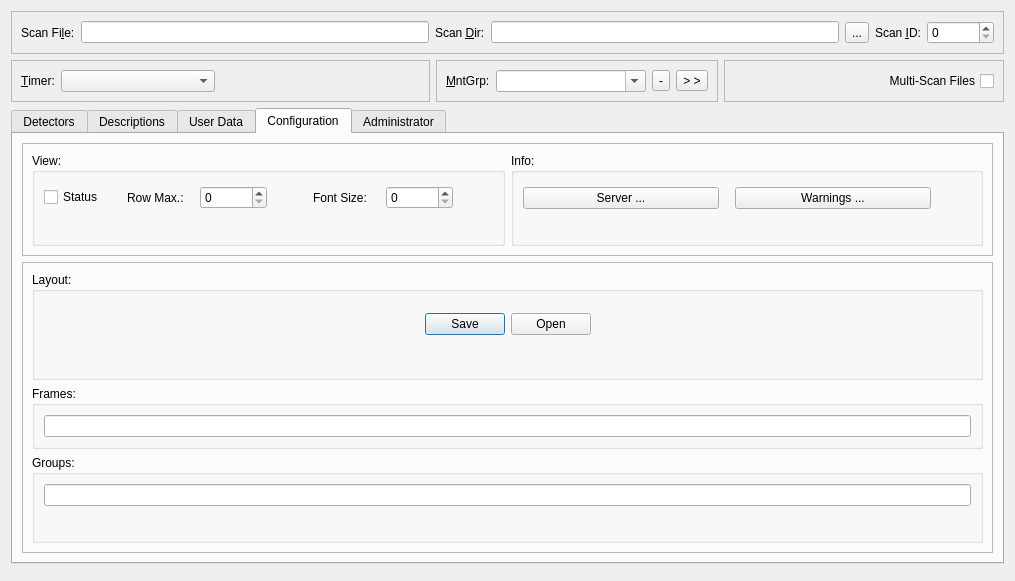
Above: nxsselector/ui/Selector.ui from nexdatas/nxselector before the change. Below: the same form after it.
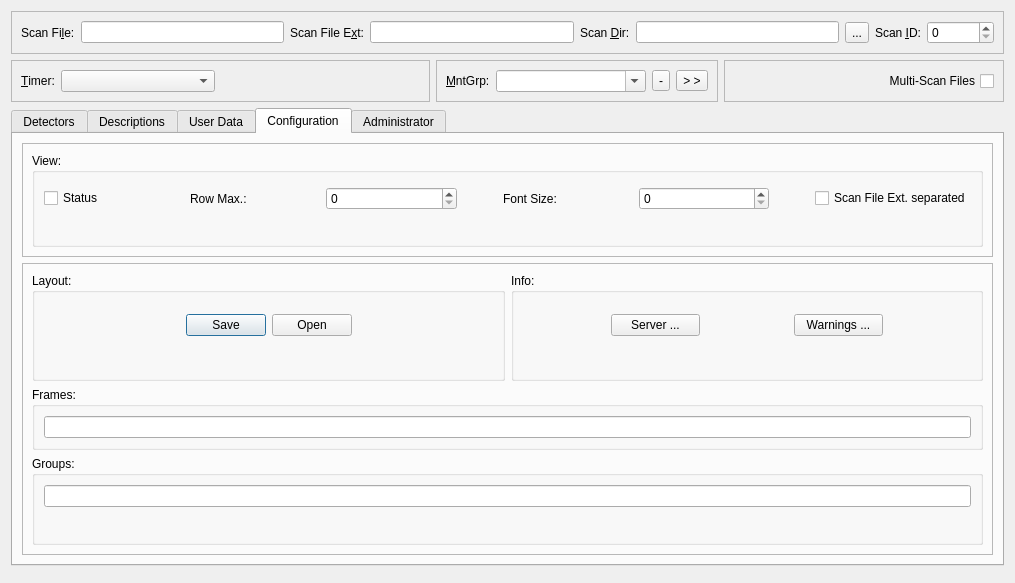
That is the form after the change. The open tabs and pages were chosen to show the change.

Commit message:
Issue 36: add Scan file extension widget (#37)
* add scan file extension widget

* set taurus version

* install itango

* update install script for debian9

* update install script

* simplify install.sh

* roll back the last change

Diff of the .ui file:
```diff
--- a/nxsselector/ui/Selector.ui
+++ b/nxsselector/ui/Selector.ui
@@ -7,7 +7,7 @@
     <x>0</x>
     <y>0</y>
     <width>1015</width>
-    <height>581</height>
+    <height>583</height>
    </rect>
   </property>
   <property name="windowTitle">
@@ -30,8 +30,7 @@
           <item>
            <widget class="QLabel" name="fileScanLabel">
             <property name="toolTip">
-             <string>Name of the data file.
-The extention .nxs corresponds to NeXus files.</string>
+             <string>&lt;html&gt;&lt;head/&gt;&lt;body&gt;&lt;p&gt;Name of the data file.&lt;/p&gt;&lt;p&gt;The extension .nxs corresponds to NeXus files.&lt;/p&gt;&lt;/body&gt;&lt;/html&gt;</string>
             </property>
             <property name="text">
              <string>Scan Fi&amp;le:</string>
@@ -44,7 +43,24 @@
           <item>
            <widget class="QLineEdit" name="fileScanLineEdit">
             <property name="toolTip">
-             <string comment="Scan File"/>
+             <string comment="Scan File">&lt;html&gt;&lt;head/&gt;&lt;body&gt;&lt;p&gt;Name of the data file.&lt;/p&gt;&lt;p&gt;The extension .nxs corresponds to NeXus files.&lt;/p&gt;&lt;/body&gt;&lt;/html&gt;</string>
+            </property>
+           </widget>
+          </item>
+          <item>
+           <widget class="QLabel" name="fileExtScanLabel">
+            <property name="text">
+             <string>Scan File E&amp;xt:</string>
+            </property>
+            <property name="buddy">
+             <cstring>fileExtScanLineEdit</cstring>
+            </property>
+           </widget>
+          </item>
+          <item>
+           <widget class="QLineEdit" name="fileExtScanLineEdit">
+            <property name="toolTip">
+             <string>&lt;html&gt;&lt;head/&gt;&lt;body&gt;&lt;p&gt;Name of the data file extension.&lt;/p&gt;&lt;p&gt;The extension .nxs corresponds to NeXus files.&lt;/p&gt;&lt;/body&gt;&lt;/html&gt;</string>
             </property>
            </widget>
           </item>
@@ -439,118 +455,6 @@
               <enum>QFrame::Raised</enum>
              </property>
              <layout class="QGridLayout" name="gridLayout_10">
-              <item row="1" column="2">
-               <widget class="QGroupBox" name="componentGroupBox">
-                <property name="toolTip">
-                 <string>Profile parameters</string>
-                </property>
-                <property name="title">
-                 <string>Info:</string>
-                </property>
-                <layout class="QGridLayout" name="gridLayout_8">
-                 <item row="2" column="1">
-                  <spacer name="verticalSpacer_10">
-                   <property name="orientation">
-                    <enum>Qt::Vertical</enum>
-                   </property>
-                   <property name="sizeType">
-                    <enum>QSizePolicy::Maximum</enum>
-                   </property>
-                   <property name="sizeHint" stdset="0">
-                    <size>
-                     <width>20</width>
-                     <height>40</height>
-                    </size>
-                   </property>
-                  </spacer>
-                 </item>
-                 <item row="0" column="0">
-                  <spacer name="verticalSpacer_2">
-                   <property name="orientation">
-                    <enum>Qt::Vertical</enum>
-                   </property>
-                   <property name="sizeType">
-                    <enum>QSizePolicy::Maximum</enum>
-                   </property>
-                   <property name="sizeHint" stdset="0">
-                    <size>
-                     <width>20</width>
-                     <height>20</height>
-                    </size>
-                   </property>
-                  </spacer>
-                 </item>
-                 <item row="1" column="0" colspan="2">
-                  <layout class="QHBoxLayout" name="horizontalLayout_10">
-                   <item>
-                    <widget class="QPushButton" name="infoPushButton">
-                     <property name="sizePolicy">
-                      <sizepolicy hsizetype="Expanding" vsizetype="Fixed">
-                       <horstretch>0</horstretch>
-                       <verstretch>0</verstretch>
-                      </sizepolicy>
-                     </property>
-                     <property name="toolTip">
-                      <string>Show information about used Tango Servers</string>
-                     </property>
-                     <property name="text">
-                      <string>Server ...</string>
-                     </property>
-                    </widget>
-                   </item>
-                   <item>
-                    <spacer name="horizontalSpacer_2">
-                     <property name="orientation">
-                      <enum>Qt::Horizontal</enum>
-                     </property>
-                     <property name="sizeType">
-                      <enum>QSizePolicy::Preferred</enum>
-                     </property>
-                     <property name="sizeHint" stdset="0">
-                      <size>
-                       <width>10</width>
-                       <height>20</height>
-                      </size>
-                     </property>
-                    </spacer>
-                   </item>
-                   <item>
-                    <widget class="QPushButton" name="errorsPushButton">
-                     <property name="sizePolicy">
-                      <sizepolicy hsizetype="Expanding" vsizetype="Fixed">
-                       <horstretch>0</horstretch>
-                       <verstretch>0</verstretch>
-                      </sizepolicy>
-                     </property>
-                     <property name="toolTip">
-                      <string>Show warning for description components which are deselected</string>
-                     </property>
-                     <property name="text">
-                      <string>Warnings ...</string>
-                     </property>
-                    </widget>
-                   </item>
-                   <item>
-                    <spacer name="horizontalSpacer_4">
-                     <property name="orientation">
-                      <enum>Qt::Horizontal</enum>
-                     </property>
-                     <property name="sizeType">
-                      <enum>QSizePolicy::Preferred</enum>
-                     </property>
-                     <property name="sizeHint" stdset="0">
-                      <size>
-                       <width>40</width>
-                       <height>20</height>
-                      </size>
-                     </property>
-                    </spacer>
-                   </item>
-                  </layout>
-                 </item>
-                </layout>
-               </widget>
-              </item>
               <item row="1" column="1">
                <widget class="QGroupBox" name="viewGroupBox">
                 <property name="toolTip">
@@ -643,6 +547,16 @@
                      </property>
                     </spacer>
                    </item>
+                   <item>
+                    <widget class="QCheckBox" name="fileExtScanCheckBox">
+                     <property name="toolTip">
+                      <string>&lt;html&gt;&lt;head/&gt;&lt;body&gt;&lt;p&gt;Define scan file extensions separately&lt;/p&gt;&lt;/body&gt;&lt;/html&gt;</string>
+                     </property>
+                     <property name="text">
+                      <string>Scan File Ext. separated</string>
+                     </property>
+                    </widget>
+                   </item>
                   </layout>
                  </item>
                  <item row="2" column="0">
@@ -698,6 +612,12 @@
                  <layout class="QHBoxLayout" name="horizontalLayout_5">
                   <item>
                    <widget class="QGroupBox" name="layoutGroupBox">
+                    <property name="sizePolicy">
+                     <sizepolicy hsizetype="Preferred" vsizetype="Preferred">
+                      <horstretch>2</horstretch>
+                      <verstretch>0</verstretch>
+                     </sizepolicy>
+                    </property>
                     <property name="toolTip">
                      <string>Load/Save the detector layout.</string>
                     </property>
@@ -705,6 +625,22 @@
                      <string>Layout:</string>
                     </property>
                     <layout class="QGridLayout" name="gridLayout_7">
+                     <item row="0" column="0">
+                      <spacer name="verticalSpacer_14">
+                       <property name="orientation">
+                        <enum>Qt::Vertical</enum>
+                       </property>
+                       <property name="sizeType">
+                        <enum>QSizePolicy::Maximum</enum>
+                       </property>
+                       <property name="sizeHint" stdset="0">
+                        <size>
+                         <width>20</width>
+                         <height>20</height>
+                        </size>
+                       </property>
+                      </spacer>
+                     </item>
                      <item row="1" column="0">
                       <widget class="QDialogButtonBox" name="layoutButtonBox">
                        <property name="sizePolicy">
@@ -740,8 +676,42 @@
                        </property>
                       </spacer>
                      </item>
+                    </layout>
+                   </widget>
+                  </item>
+                  <item>
+                   <widget class="QGroupBox" name="componentGroupBox">
+                    <property name="sizePolicy">
+                     <sizepolicy hsizetype="Preferred" vsizetype="Preferred">
+                      <horstretch>2</horstretch>
+                      <verstretch>0</verstretch>
+                     </sizepolicy>
+                    </property>
+                    <property name="toolTip">
+                     <string>Profile parameters</string>
+                    </property>
+                    <property name="title">
+                     <string>Info:</string>
+                    </property>
+                    <layout class="QGridLayout" name="gridLayout_8">
+                     <item row="2" column="1">
+                      <spacer name="verticalSpacer_10">
+                       <property name="orientation">
+                        <enum>Qt::Vertical</enum>
+                       </property>
+                       <property name="sizeType">
+                        <enum>QSizePolicy::Maximum</enum>
+                       </property>
+                       <property name="sizeHint" stdset="0">
+                        <size>
+                         <width>20</width>
+                         <height>40</height>
+                        </size>
+                       </property>
+                      </spacer>
+                     </item>
                      <item row="0" column="0">
-                      <spacer name="verticalSpacer_14">
+                      <spacer name="verticalSpacer_2">
                        <property name="orientation">
                         <enum>Qt::Vertical</enum>
                        </property>
@@ -756,6 +726,81 @@
                        </property>
                       </spacer>
                      </item>
+                     <item row="1" column="0" colspan="2">
+                      <layout class="QHBoxLayout" name="horizontalLayout_10">
+                       <item>
+                        <spacer name="horizontalSpacer_9">
+                         <property name="orientation">
+                          <enum>Qt::Horizontal</enum>
+                         </property>
+                         <property name="sizeHint" stdset="0">
+                          <size>
+                           <width>40</width>
+                           <height>20</height>
+                          </size>
+                         </property>
+                        </spacer>
+                       </item>
+                       <item>
+                        <widget class="QPushButton" name="infoPushButton">
+                         <property name="sizePolicy">
+                          <sizepolicy hsizetype="Expanding" vsizetype="Fixed">
+                           <horstretch>0</horstretch>
+                           <verstretch>0</verstretch>
+                          </sizepolicy>
+                         </property>
+                         <property name="toolTip">
+                          <string>Show information about used Tango Servers</string>
+                         </property>
+                         <property name="text">
+                          <string>Server ...</string>
+                         </property>
+                        </widget>
+                       </item>
+                       <item>
+                        <spacer name="horizontalSpacer_2">
+                         <property name="orientation">
+                          <enum>Qt::Horizontal</enum>
+                         </property>
+                         <property name="sizeHint" stdset="0">
+                          <size>
+                           <width>40</width>
+                           <height>20</height>
+                          </size>
+                         </property>
+                        </spacer>
+                       </item>
+                       <item>
+                        <widget class="QPushButton" name="errorsPushButton">
+                         <property name="sizePolicy">
+                          <sizepolicy hsizetype="Expanding" vsizetype="Fixed">
+                           <horstretch>0</horstretch>
+                           <verstretch>0</verstretch>
+                          </sizepolicy>
+                         </property>
+                         <property name="toolTip">
+                          <string>Show warning for description components which are deselected</string>
+                         </property>
+                         <property name="text">
+                          <string>Warnings ...</string>
+                         </property>
+                        </widget>
+                       </item>
+                       <item>
+                        <spacer name="horizontalSpacer_4">
+                         <property name="orientation">
+                          <enum>Qt::Horizontal</enum>
+                         </property>
+                         <property name="sizeHint" stdset="0">
+                          <size>
+                           <width>40</width>
+                           <height>20</height>
+                          </size>
+                         </property>
+                        </spacer>
+                       </item>
+                      </layout>
+                     </item>
                     </layout>
                    </widget>
                   </item>
@@ -892,7 +937,7 @@
                           <item row="3" column="0">
                            <widget class="QLabel" name="devConfigLabel">
                             <property name="text">
-                             <string>Config Server:</string>
+                             <string>Confi&amp;g Server:</string>
                             </property>
                             <property name="buddy">
                              <cstring>devConfigLineEdit</cstring>
```
The commit also changes 5 other files.
